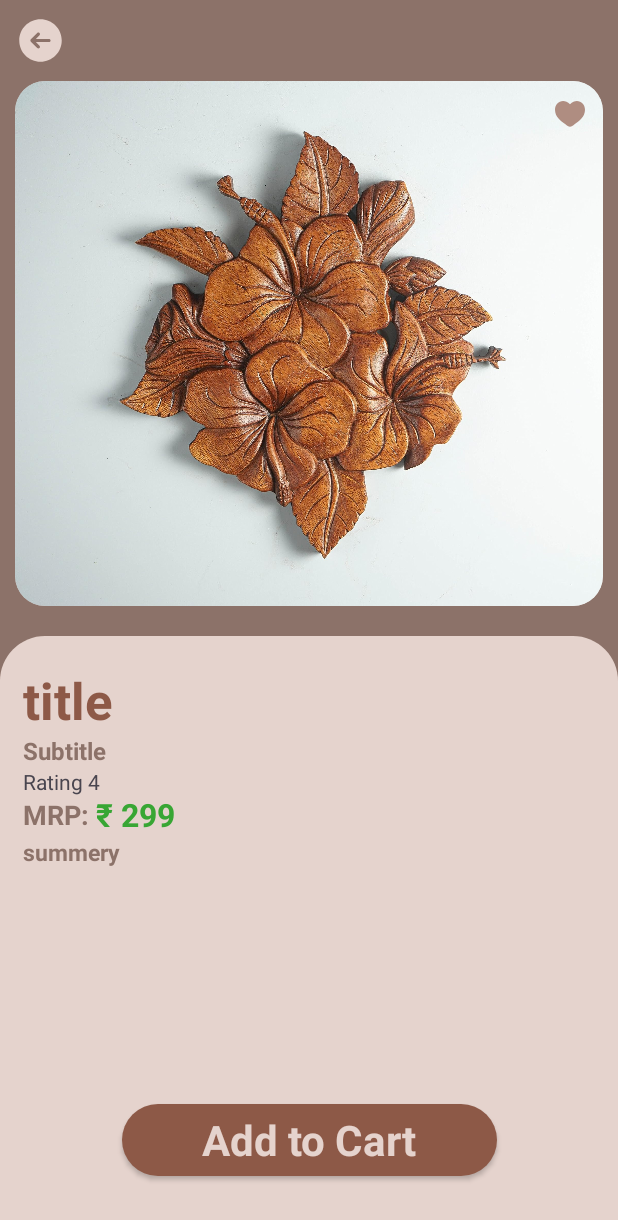
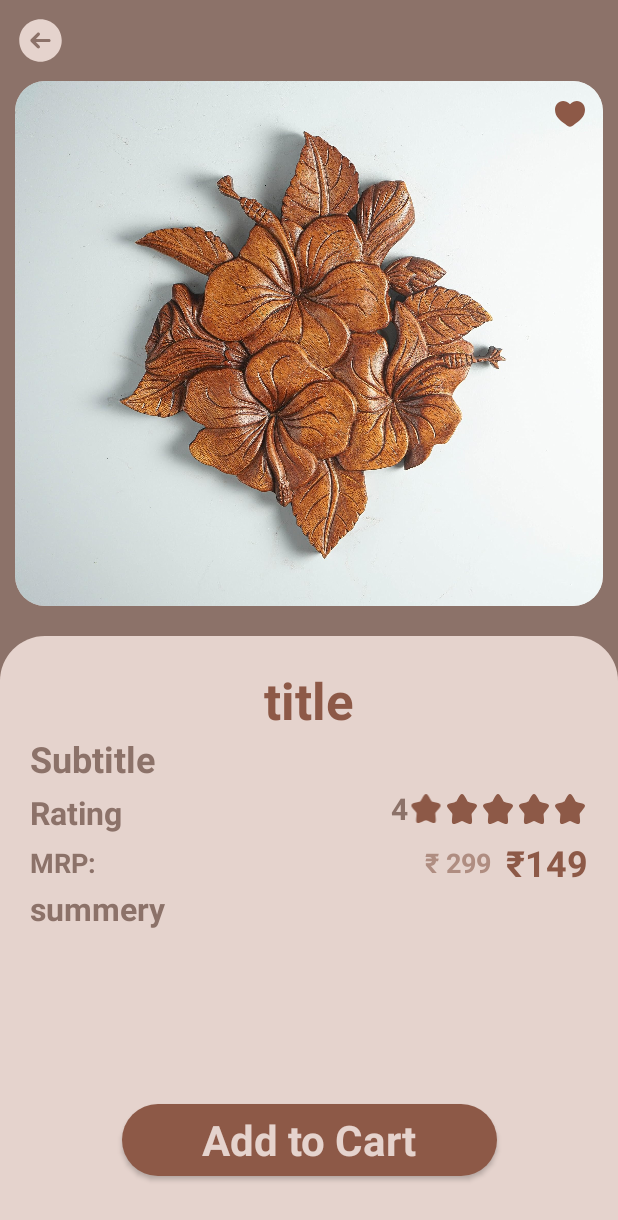
Before and after one commit to mukeshkumhar/Woods-Craft, an Android app: the layout activity_product.xml on its own in the app's theme, with its tools: preview values and no code run, on a phone screen of 412 x 824 dp. Shown: the top 1220 px of the screen. Run offline under Robolectric (Android 15) with nearby library versions, the phone set to English and light mode, and no system bars.

Commit message:
Activity Product Update

```diff
--- a/app/src/main/java/com/example/woodscraft/Activity/ProductActivity.kt
+++ b/app/src/main/java/com/example/woodscraft/Activity/ProductActivity.kt
@@ -3,6 +3,9 @@ package com.example.woodscraft.Activity
 import android.content.Context
 import android.content.Intent
 import android.os.Bundle
+import android.text.SpannableString
+import android.text.Spanned
+import android.text.style.StrikethroughSpan
 import android.util.Log
 import android.widget.Toast
 import androidx.activity.enableEdgeToEdge
@@ -46,6 +49,10 @@ class ProductActivity : AppCompatActivity() {
             startActivity(intent)
         }
 
+        binding.addToCart.setOnClickListener {
+
+        }
+
         val productId = intent.getStringExtra("productId")
         val productName = intent.getStringExtra("productName")
         val productImage = intent.getStringExtra("productImage")
@@ -58,11 +65,22 @@ class ProductActivity : AppCompatActivity() {
             .load(productImage)
             .into(binding.productImg)
 
+        val mrp = productPrice.toString()
+
+        val spannableString = SpannableString(mrp)
+        spannableString.setSpan(
+            StrikethroughSpan(),
+            0, // Start index of the strikethrough
+            mrp!!.length, // End index of the strikethrough
+            Spanned.SPAN_EXCLUSIVE_EXCLUSIVE
+        )
+
         binding.titleTxt.text = productName
         binding.subtitleTxt.text = productDes
         binding.ratingTxt.text = productRating
-        binding.priceTxt.text = "₹ ${productPrice}"
+        binding.priceTxt.text = "₹$spannableString"
         binding.summeryText.text = productSubtitle
+        binding.currentPrice.text = "₹$productPrice"
 
         val sharedPreferences = getSharedPreferences("user_prefs", Context.MODE_PRIVATE)
         val authInterceptor = AuthInterceptor(sharedPreferences)
@@ -101,6 +119,7 @@ class ProductActivity : AppCompatActivity() {
                                     )
                                 } else {
                                     println("Adding to wishlist failed not getting response")
+                                    Toast.makeText(this@ProductActivity,"Login Again",Toast.LENGTH_SHORT).show()
                                     isProductInWishlist = false
                                     binding.likeImg.setColorFilter(
                                         ContextCompat.getColor(
--- a/app/src/main/java/com/example/woodscraft/LoginActivity/LoginActivity.kt
+++ b/app/src/main/java/com/example/woodscraft/LoginActivity/LoginActivity.kt
@@ -75,7 +75,7 @@ class LoginActivity : AppCompatActivity() {
                         userEditor.putBoolean("user_admin",response.body()?.data?.User?.admin!!)
                         userEditor.apply()
 
-                        val login = response.message()
+                        val login = response.body()?.message
                         Toast.makeText(this@LoginActivity,login, Toast.LENGTH_SHORT).show()
                         startActivity(Intent(this@LoginActivity, MainActivity::class.java))
                         finish()
--- a/app/src/main/res/drawable/heart_icone.xml
+++ b/app/src/main/res/drawable/heart_icone.xml
@@ -1,5 +1,5 @@
 <vector xmlns:android="http://schemas.android.com/apk/res/android" android:height="24dp" android:viewportHeight="24" android:viewportWidth="24" android:width="24dp">
 
-    <path android:fillColor="@color/light_brawn1" android:pathData="M2,9.137C2,14 6.019,16.591 8.962,18.911C10,19.729 11,20.5 12,20.5C13,20.5 14,19.729 15.038,18.911C17.981,16.591 22,14 22,9.137C22,4.274 16.5,0.825 12,5.501C7.5,0.825 2,4.274 2,9.137Z"/>
+    <path android:fillColor="@color/dark_brawn" android:pathData="M2,9.137C2,14 6.019,16.591 8.962,18.911C10,19.729 11,20.5 12,20.5C13,20.5 14,19.729 15.038,18.911C17.981,16.591 22,14 22,9.137C22,4.274 16.5,0.825 12,5.501C7.5,0.825 2,4.274 2,9.137Z"/>
 
 </vector>
--- a/app/src/main/res/layout/activity_product.xml
+++ b/app/src/main/res/layout/activity_product.xml
@@ -60,10 +60,12 @@
 
         <TextView
             android:id="@+id/titleTxt"
-            android:layout_width="match_parent"
+            android:layout_width="0dp"
             android:layout_height="wrap_content"
-            android:layout_marginStart="15sp"
+            android:layout_marginStart="20sp"
             android:layout_marginTop="20sp"
+            android:layout_marginEnd="20sp"
+            android:textAlignment="center"
             android:text="title"
             android:textColor="@color/dark_brawn"
             android:textSize="34sp"
@@ -76,10 +78,11 @@
             android:id="@+id/subtitleTxt"
             android:layout_width="match_parent"
             android:layout_height="wrap_content"
-            android:layout_marginStart="15sp"
+            android:layout_marginStart="20sp"
+            android:layout_marginEnd="20sp"
             android:text="Subtitle"
             android:textColor="@color/brawn"
-            android:textSize="16sp"
+            android:textSize="24sp"
             android:textStyle="bold"
             app:layout_constraintEnd_toEndOf="parent"
             app:layout_constraintStart_toStartOf="parent"
@@ -89,7 +92,8 @@
             android:id="@+id/textView9"
             android:layout_width="wrap_content"
             android:layout_height="wrap_content"
-            android:layout_marginStart="15sp"
+            android:layout_marginStart="20sp"
+            android:layout_marginTop="10sp"
             android:text="MRP: "
             android:textColor="@color/brawn"
             android:textSize="18sp"
@@ -102,36 +106,115 @@
             android:layout_width="wrap_content"
             android:layout_height="wrap_content"
             android:text="₹ 299"
-            android:textColor="@color/green"
+            android:textColor="@color/light_brawn1"
+            android:layout_marginEnd="10sp"
+            android:textSize="18sp"
+            android:textStyle="bold"
+            app:layout_constraintBottom_toBottomOf="@+id/textView9"
+            app:layout_constraintEnd_toStartOf="@+id/currentPrice"
+            app:layout_constraintTop_toTopOf="@+id/textView9"
+            app:layout_constraintVertical_bias="0.0" />
+
+        <TextView
+            android:id="@+id/currentPrice"
+            android:layout_width="wrap_content"
+            android:layout_height="wrap_content"
+            android:text="₹149"
+            android:layout_marginEnd="20sp"
+            android:textColor="@color/dark_brawn"
+            android:textSize="24sp"
+            android:textStyle="bold"
+            app:layout_constraintBottom_toBottomOf="@+id/priceTxt"
+            app:layout_constraintEnd_toEndOf="parent"
+            app:layout_constraintTop_toTopOf="@+id/priceTxt" />
+
+        <TextView
+            android:layout_width="wrap_content"
+            android:layout_height="wrap_content"
+            android:text="Rating"
+            android:layout_marginTop="5sp"
+            android:textColor="@color/brawn"
+            android:layout_marginStart="20sp"
             android:textSize="21sp"
             android:textStyle="bold"
-            app:layout_constraintBottom_toBottomOf="@+id/textView9"
-            app:layout_constraintStart_toEndOf="@+id/textView9"
-            app:layout_constraintTop_toTopOf="@+id/textView9" />
+            app:layout_constraintStart_toStartOf="parent"
+            app:layout_constraintTop_toBottomOf="@+id/subtitleTxt" />
+
+        <ImageView
+            android:id="@+id/imageView2"
+            android:layout_width="24dp"
+            android:layout_height="23dp"
+            android:layout_marginTop="5dp"
+            android:src="@drawable/star_icon"
+            app:layout_constraintEnd_toStartOf="@+id/imageView4"
+            app:layout_constraintTop_toBottomOf="@+id/subtitleTxt" />
+
+        <ImageView
+            android:id="@+id/imageView4"
+            android:layout_width="24sp"
+            android:layout_height="24sp"
+            android:src="@drawable/star_icon"
+            app:layout_constraintBottom_toBottomOf="@+id/imageView2"
+            app:layout_constraintEnd_toStartOf="@+id/imageView6"
+            app:layout_constraintTop_toTopOf="@+id/imageView2" />
+
+        <ImageView
+            android:id="@+id/imageView6"
+            android:layout_width="24sp"
+            android:layout_height="24sp"
+            android:src="@drawable/star_icon"
+            app:layout_constraintBottom_toBottomOf="@+id/imageView4"
+            app:layout_constraintEnd_toStartOf="@+id/imageView3"
+            app:layout_constraintTop_toTopOf="@+id/imageView4" />
+
+        <ImageView
+            android:id="@+id/imageView3"
+            android:layout_width="24sp"
+            android:layout_height="24sp"
+            android:src="@drawable/star_icon"
+            app:layout_constraintBottom_toBottomOf="@+id/imageView6"
+            app:layout_constraintEnd_toStartOf="@+id/imageView5"
+            app:layout_constraintTop_toTopOf="@+id/imageView6" />
+
+        <ImageView
+            android:id="@+id/imageView5"
+            android:layout_width="24sp"
+            android:layout_height="24sp"
+            android:layout_marginEnd="20sp"
+            android:layout_marginTop="5sp"
+            android:src="@drawable/star_icon"
+            app:layout_constraintBottom_toBottomOf="@+id/imageView3"
+            app:layout_constraintEnd_toEndOf="parent"
+            app:layout_constraintTop_toBottomOf="@+id/subtitleTxt" />
 
         <TextView
             android:id="@+id/ratingTxt"
             android:layout_width="wrap_content"
             android:layout_height="wrap_content"
-            android:layout_marginStart="15sp"
-            android:text="Rating 4"
-            app:layout_constraintStart_toStartOf="parent"
-            app:layout_constraintTop_toBottomOf="@+id/subtitleTxt" />
+            android:text="4"
+            android:textColor="@color/brawn"
+            android:textSize="20sp"
+            android:textStyle="bold"
+            app:layout_constraintBottom_toBottomOf="@+id/imageView2"
+            app:layout_constraintEnd_toStartOf="@+id/imageView2"
+            app:layout_constraintTop_toTopOf="@+id/imageView2" />
 
         <TextView
             android:id="@+id/summeryText"
             android:layout_width="match_parent"
             android:layout_height="wrap_content"
-            android:layout_marginStart="15sp"
+            android:layout_marginStart="20sp"
+            android:layout_marginEnd="20sp"
             android:text="summery"
             android:textColor="@color/brawn"
-            android:textSize="15sp"
+            android:textSize="21sp"
             android:textStyle="bold"
             app:layout_constraintEnd_toEndOf="parent"
             app:layout_constraintStart_toStartOf="parent"
-            app:layout_constraintTop_toBottomOf="@+id/priceTxt" />
+            app:layout_constraintTop_toBottomOf="@+id/currentPrice" />
 
         <androidx.appcompat.widget.AppCompatButton
+            android:id="@+id/addToCart"
             style="@style/Widget.AppCompat.ActionButton"
             android:layout_width="250sp"
             android:layout_height="wrap_content"
```
